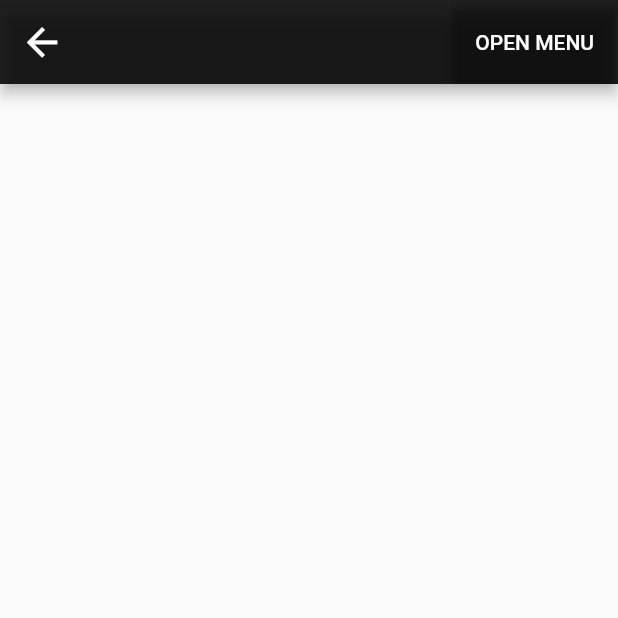
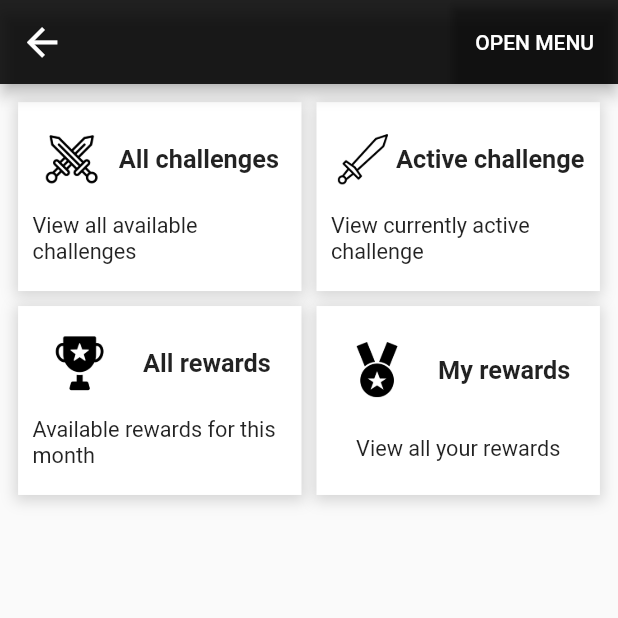
Before and after one commit to razmik-gharibyan/lol_rewarder, a Flutter app: the MainScreen screen opened by its route, on a phone screen of 412 x 824 dp, the top half of it. Run offline on Flutter 3.47's test engine with Material 2 defaults, Android fonts, the phone set to English and light mode, and no system bars; our stand-ins replace cloud_firestore, firebase_auth, shared_preferences; accounts and stored records are empty.

Commit message:
1.0.14 Added gridView for main_screen.dart that have all menu options as Drawer but with icons

```diff
--- /dev/null
+++ b/lib/model/menu_item.dart
@@ -0,0 +1,10 @@
+class MenuItem {
+
+  final String title;
+  final String imageAsset;
+  final String description;
+  final String navigation;
+
+  MenuItem(this.title, this.imageAsset, this.description, this.navigation);
+
+}
--- a/lib/screens/main_screen.dart
+++ b/lib/screens/main_screen.dart
@@ -3,6 +3,7 @@ import 'dart:io';
 import 'package:flutter/material.dart';
 import 'package:lol_rewarder/helper/constraint_helper.dart';
 import 'package:lol_rewarder/widgets/app_drawer.dart';
+import 'package:lol_rewarder/widgets/main_menu_grid.dart';
 
 class MainScreen extends StatefulWidget {
 
@@ -51,6 +52,9 @@ class _MainScreenState extends State<MainScreen> {
         ],
       ),
       drawer: AppDrawer(),
+      body: Center(
+        child: MainMenuGrid(),
+      ),
     );
   }
 }
--- a/lib/widgets/app_drawer.dart
+++ b/lib/widgets/app_drawer.dart
@@ -66,7 +66,7 @@ class AppDrawer extends StatelessWidget {
               Divider(),
               ListTile(
                 title: Text(
-                  "Active Challange",
+                  "Active Challenge",
                   style: TextStyle(
                       color: Colors.white
                   ),
--- /dev/null
+++ b/lib/widgets/main_menu_grid.dart
@@ -0,0 +1,83 @@
+import 'package:flutter/material.dart';
+import 'package:lol_rewarder/helper/constraint_helper.dart';
+import 'package:lol_rewarder/model/menu_item.dart';
+
+class MainMenuGrid extends StatelessWidget {
+
+  // Constants
+  final List<MenuItem> _menuItemList = [
+    MenuItem("All challenges", "assets/images/challenges.png", "View all available challenges", "/"),
+    MenuItem("Active challenge", "assets/images/mychallenge.png", "View currently active challenge", "/"),
+    MenuItem("All rewards", "assets/images/allrewards.png", "Available rewards for this month", "/"),
+    MenuItem("My rewards", "assets/images/myrewards.png", "View all your rewards", "/")
+  ];
+
+  @override
+  Widget build(BuildContext context) {
+
+    final _size = MediaQuery.of(context).size;
+
+    return GridView.builder(
+      padding: EdgeInsets.all(_size.height * 10 / ConstraintHelper.screenHeightCoe),
+      itemCount: _menuItemList.length,
+      itemBuilder: (ctx, index) => Container(
+        decoration: BoxDecoration(
+          color: Colors.white,
+          boxShadow: [
+            BoxShadow(
+              color: Colors.grey.withOpacity(0.4),
+              spreadRadius: 2,
+              blurRadius: 7,
+              offset: Offset(0, 2), // changes position of shadow
+            ),
+          ]
+        ),
+        child: Padding(
+          padding: EdgeInsets.all(_size.height * 8 / ConstraintHelper.screenHeightCoe),
+          child: InkWell(
+            child: Container(
+              child: Column(
+                mainAxisAlignment: MainAxisAlignment.spaceAround,
+                crossAxisAlignment: CrossAxisAlignment.center,
+                children: [
+                  Row(
+                    mainAxisAlignment: MainAxisAlignment.spaceAround,
+                    crossAxisAlignment: CrossAxisAlignment.center,
+                    children: [
+                      Container(
+                        width: _size.width * 0.1,
+                        height: _size.width * 0.1,
+                        child: Image.asset(_menuItemList[index].imageAsset, fit: BoxFit.fill,),
+                      ),
+                      Text(
+                        _menuItemList[index].title,
+                        style: TextStyle(
+                          fontWeight: FontWeight.bold,
+                          fontSize: _size.height * 14 / ConstraintHelper.screenHeightCoe
+                        ),
+                      ),
+                    ],
+                  ),
+                  Text(
+                    _menuItemList[index].description,
+                    style: TextStyle(
+                      color: Colors.black87,
+                      fontSize: _size.height * 12 / ConstraintHelper.screenHeightCoe
+                    ),
+                  ),
+                ],
+              ),
+            ),
+            onTap: () {
+              Navigator.of(context).pushNamed(_menuItemList[index].navigation);
+            },
+          ),
+        ),
+      ),
+      gridDelegate: SliverGridDelegateWithFixedCrossAxisCount(
+          crossAxisCount: 2,childAspectRatio: 3/2,crossAxisSpacing: 10,mainAxisSpacing: 10
+      ),
+    );
+  }
+
+}
--- a/pubspec.yaml
+++ b/pubspec.yaml
@@ -53,7 +53,10 @@ flutter:
   # To add assets to your application, add an assets section, like this:
   assets:
    - assets/images/background_pattern.png
-
+   - assets/images/challenges.png
+   - assets/images/mychallenge.png
+   - assets/images/allrewards.png
+   - assets/images/myrewards.png
   # An image asset can refer to one or more resolution-specific "variants", see
   # https://flutter.dev/assets-and-images/#resolution-aware.
 
```
Also changed, not shown: assets/images/allrewards.png (added), assets/images/challenges.png (added), assets/images/mychallenge.png (added), assets/images/myrewards.png (added).
